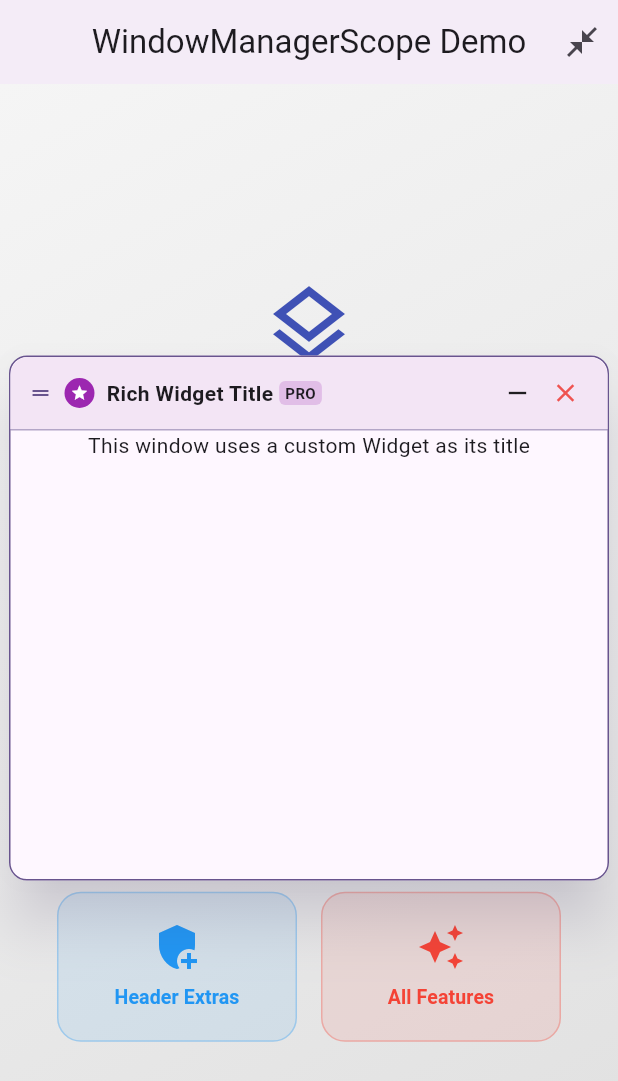
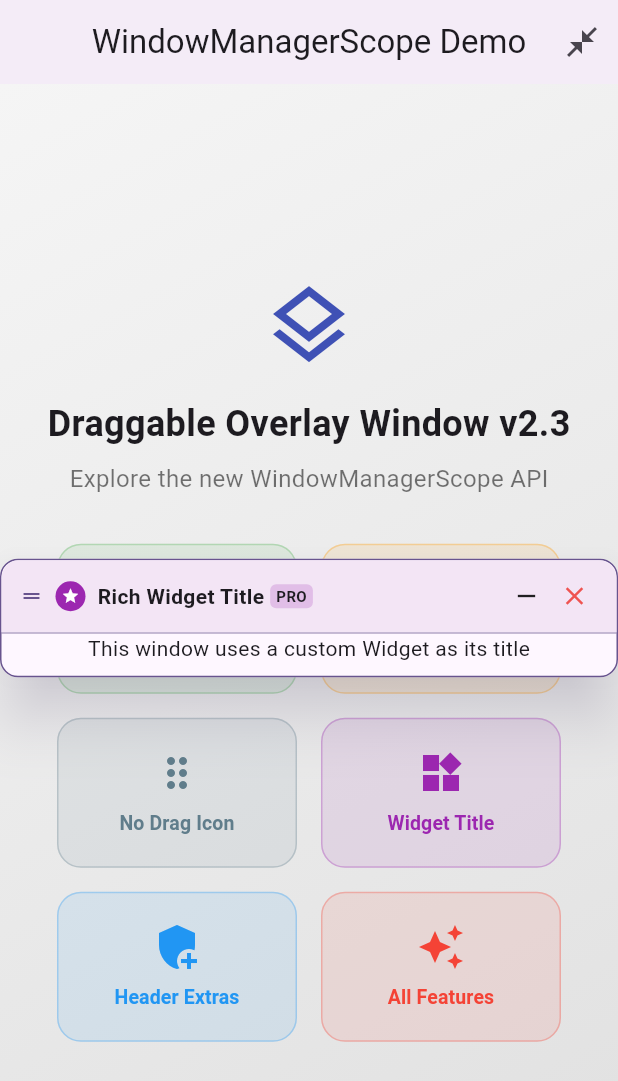
Before and after one commit to matteoberla/draggable_overlay_window, a Flutter app: the DemoPage screen opened directly, after a tap on "Widget Title", on a phone screen of 412 x 824 dp. Shown: the top 1081 px of the screen. Run offline on Flutter 3.47's test engine with Material 3 defaults, Android fonts, the light colour scheme and no system bars.

Commit message:
feat: allow window size to wrap content by making initialWidth/Height nullable and adding automatic centering support

```diff
--- a/lib/draggable_overlay_window.dart
+++ b/lib/draggable_overlay_window.dart
@@ -197,11 +197,11 @@ class DraggableWindowConfig {
   /// Maximum height of the window (null = no limit)
   final double? maxHeight;
 
-  /// Initial width of the window
-  final double initialWidth;
-
-  /// Initial height of the window
-  final double initialHeight;
+  /// Initial width of the window (null = follow content)
+  final double? initialWidth;
+
+  /// Initial height of the window (null = follow content)
+  final double? initialHeight;
 
   /// Function to calculate width based on screen width (overrides initialWidth)
   final double Function(double screenWidth)? widthCalculator;
@@ -253,12 +253,12 @@ class DraggableWindowConfig {
     this.contentPadding = const EdgeInsets.only(bottom: 8),
     this.resizable = true,
     this.resizeHandleSize = 8.0,
-    this.minWidth = 200.0,
-    this.minHeight = 150.0,
+    this.minWidth = 0.0,
+    this.minHeight = 0.0,
     this.maxWidth,
     this.maxHeight,
-    this.initialWidth = 400.0,
-    this.initialHeight = 350.0,
+    this.initialWidth,
+    this.initialHeight,
     this.widthCalculator,
     this.heightCalculator,
     this.minimizeIcon = Icons.remove,
@@ -325,8 +325,8 @@ class DraggableWindowConfig {
     contentPadding: EdgeInsets.only(bottom: 4),
     minWidth: 150.0,
     minHeight: 100.0,
-    initialWidth: 300.0,
-    initialHeight: 250.0,
+    initialWidth: null,
+    initialHeight: null,
   );
 
   /// Creates a copy with modified values
@@ -437,7 +437,7 @@ class DraggableWindowController extends ChangeNotifier {
   /// Factory constructor
   /// If [tag] is provided and an instance already exists, it returns the existing one.
   factory DraggableWindowController({
-    Size initialSize = const Size(400, 350),
+    Size initialSize = Size.zero,
     Offset initialPosition = const Offset(-9999, -9999),
     String? tag,
   }) {
@@ -459,7 +459,7 @@ class DraggableWindowController extends ChangeNotifier {
   }
 
   DraggableWindowController._internal({
-    Size initialSize = const Size(400, 350),
+    Size initialSize = Size.zero,
     Offset initialPosition = const Offset(-9999, -9999),
     String? tag,
   })  : _size = initialSize,
@@ -671,7 +671,9 @@ class _DraggableOverlayWindowState extends State<DraggableOverlayWindow> {
   late Offset _currentPosition;
   late Size _currentSize;
   bool _isPositionInitialized = false;
+  bool _isReady = false;
   final WindowManager _windowManager = WindowManager();
+  final GlobalKey _containerKey = GlobalKey();
 
   DraggableWindowController get _controller => widget.controller;
 
@@ -685,8 +687,28 @@ class _DraggableOverlayWindowState extends State<DraggableOverlayWindow> {
       _isPositionInitialized = true;
     } else {
       // Temporary fallback until build() can calculate center or use default
-      _currentPosition = const Offset(50, 50);
       _isPositionInitialized = false;
+    }
+
+    if (!_isPositionInitialized && widget.config.centerInitialPosition) {
+      WidgetsBinding.instance
+          .addPostFrameCallback((_) => _captureInitialCenteredPosition());
+    } else {
+      // Even if not centering, if size is zero (intrinsic), capture it
+      WidgetsBinding.instance.addPostFrameCallback((_) {
+        if (!mounted) return;
+        final box =
+            _containerKey.currentContext?.findRenderObject() as RenderBox?;
+        if (box != null && box.hasSize) {
+          setState(() {
+            _currentSize = box.size;
+            _isReady = true;
+          });
+          _controller.setInitialState(size: box.size);
+        } else {
+          setState(() => _isReady = true);
+        }
+      });
     }
     _controller.addListener(_onControllerChanged);
     _windowManager.addListener(_onWindowManagerChanged);
@@ -695,6 +717,31 @@ class _DraggableOverlayWindowState extends State<DraggableOverlayWindow> {
     if (_controller.isVisible) {
       _windowManager.registerWindow(_controller.windowId,
           tag: _controller._tag);
+    }
+  }
+
+  void _captureInitialCenteredPosition() {
+    if (!mounted || _isPositionInitialized) return;
+
+    final box = _containerKey.currentContext?.findRenderObject() as RenderBox?;
+    if (box != null && box.hasSize) {
+      final screenSize = MediaQuery.of(context).size;
+      final actualSize = box.size;
+
+      final centerX = (screenSize.width - actualSize.width) / 2;
+      final centerY = (screenSize.height - actualSize.height) / 2;
+      final centerPosition = Offset(centerX, centerY);
+
+      setState(() {
+        _currentPosition = centerPosition;
+        _currentSize = actualSize;
+        _isPositionInitialized = true;
+        _isReady = true;
+      });
+
+      _controller.setInitialState(position: centerPosition, size: actualSize);
+    } else {
+      setState(() => _isReady = true);
     }
   }
 
@@ -705,21 +752,25 @@ class _DraggableOverlayWindowState extends State<DraggableOverlayWindow> {
       initialSize = _controller.size;
     } else {
       initialSize = Size(
-        widget.config.initialWidth,
-        widget.config.initialHeight,
+        widget.config.initialWidth ?? 0,
+        widget.config.initialHeight ?? 0,
       );
     }
 
     // Apply constraints
     _currentSize = Size(
-      initialSize.width.clamp(
+      initialSize.width > 0
+          ? initialSize.width.clamp(
               widget.config.minWidth,
               widget.config.maxWidth ?? double.infinity,
-      ),
-      initialSize.height.clamp(
+            )
+          : 0,
+      initialSize.height > 0
+          ? initialSize.height.clamp(
               widget.config.minHeight,
               widget.config.maxHeight ?? double.infinity,
-      ),
+            )
+          : 0,
     );
 
     _controller.setInitialState(size: _currentSize);
@@ -739,14 +790,18 @@ class _DraggableOverlayWindowState extends State<DraggableOverlayWindow> {
         _currentPosition = _controller.position;
         // Clamp size from controller
         _currentSize = Size(
-          _controller.size.width.clamp(
+          _controller.size.width > 0
+              ? _controller.size.width.clamp(
                   widget.config.minWidth,
                   widget.config.maxWidth ?? double.infinity,
-          ),
-          _controller.size.height.clamp(
+                )
+              : 0,
+          _controller.size.height > 0
+              ? _controller.size.height.clamp(
                   widget.config.minHeight,
                   widget.config.maxHeight ?? double.infinity,
-          ),
+                )
+              : 0,
         );
       });
     }
@@ -774,6 +829,18 @@ class _DraggableOverlayWindowState extends State<DraggableOverlayWindow> {
     return _currentSize.height;
   }
 
+  Size _getActualSize() {
+    if (_currentSize.width > 0 && _currentSize.height > 0) {
+      return _currentSize;
+    }
+    final RenderBox? box =
+        _containerKey.currentContext?.findRenderObject() as RenderBox?;
+    if (box != null && box.hasSize) {
+      return box.size;
+    }
+    return _currentSize; // Size.zero
+  }
+
   void _handleTap() {
     _controller.bringToFront();
     widget.onFocus?.call();
@@ -786,11 +853,12 @@ class _DraggableOverlayWindowState extends State<DraggableOverlayWindow> {
 
   void _handleDrag(DragUpdateDetails details) {
     final screenSize = MediaQuery.of(context).size;
-    final width = _calculateWidth(context);
-    // Usar minimizedHeight quando minimizado
+    final actualSize = _getActualSize();
+    final width = actualSize.width;
+    // Use minimizedHeight when minimized
     final height = _controller.isMinimized
         ? widget.config.minimizedHeight
-        : _calculateHeight(context);
+        : actualSize.height;
 
     final newPosition = Offset(
       (_currentPosition.dx + details.delta.dx).clamp(
@@ -818,6 +886,10 @@ class _DraggableOverlayWindowState extends State<DraggableOverlayWindow> {
     final dy = details.delta.dy;
 
     // Current position and size
+    if (_currentSize.width <= 0 || _currentSize.height <= 0) {
+      _currentSize = _getActualSize();
+    }
+
     double left = _currentPosition.dx;
     double top = _currentPosition.dy;
     double width = _currentSize.width;
@@ -974,34 +1046,11 @@ class _DraggableOverlayWindowState extends State<DraggableOverlayWindow> {
 
     final screenSize = MediaQuery.of(context).size;
 
-    // Initialize position to center if requested and not yet initialized
-    if (!_isPositionInitialized && widget.config.centerInitialPosition) {
-      final width = _calculateWidth(context).clamp(
-        widget.config.minWidth,
-        widget.config.maxWidth ?? double.infinity,
-      );
-      final height = _calculateHeight(context).clamp(
-        widget.config.minHeight,
-        widget.config.maxHeight ?? double.infinity,
-      );
-
-      _currentPosition = Offset(
-        (screenSize.width - width) / 2,
-        (screenSize.height - height) / 2,
-      );
-      _controller.setInitialState(position: _currentPosition);
-      _isPositionInitialized = true;
-    } else if (!_isPositionInitialized) {
-      // If centering is disabled and not yet initialized, use default
-      _currentPosition = const Offset(50, 50);
-      _controller.setInitialState(position: _currentPosition);
-      _isPositionInitialized = true;
-    }
-
-    final width = _calculateWidth(context).clamp(
-      widget.config.minWidth,
-      widget.config.maxWidth ?? double.infinity,
-    );
+    // If centering is enabled but not yet initialized, use Align.center
+    final bool useInitialCentering =
+        !_isPositionInitialized && widget.config.centerInitialPosition;
+
+    final width = _calculateWidth(context);
     final isMinimized = _controller.isMinimized;
     final isFocused = _windowManager.isOnTop(_controller.windowId);
 
@@ -1009,10 +1058,7 @@ class _DraggableOverlayWindowState extends State<DraggableOverlayWindow> {
     // When expanded, respect minHeight and maxHeight
     final height = isMinimized
         ? widget.config.minimizedHeight
-        : _calculateHeight(context).clamp(
-            widget.config.minHeight,
-            widget.config.maxHeight ?? double.infinity,
-          );
+        : _calculateHeight(context);
 
     final theme = Theme.of(context);
     final config = widget.config;
@@ -1025,12 +1071,13 @@ class _DraggableOverlayWindowState extends State<DraggableOverlayWindow> {
         : (config.borderColor ?? Colors.grey.shade300);
     final elevation = isFocused ? config.focusedElevation : config.elevation;
 
-    // Use Align + Transform to avoid ParentData errors in the Stack
-    // and ensure the origin is (0,0) for the offset to work correctly
-    return Align(
-      alignment: Alignment.topLeft,
+    // Wrap in Opacity to hide the window while calculating initial intrinsic size
+    return Opacity(
+      opacity: _isReady ? 1.0 : 0.0,
+      child: Align(
+        alignment: useInitialCentering ? Alignment.center : Alignment.topLeft,
         child: Transform.translate(
-        offset: _currentPosition,
+        offset: useInitialCentering ? Offset.zero : _currentPosition,
         child: GestureDetector(
           onTap: _handleTap,
           child: Material(
@@ -1040,8 +1087,15 @@ class _DraggableOverlayWindowState extends State<DraggableOverlayWindow> {
                 ? theme.colorScheme.primary.withValues(alpha: 0.3)
                 : null,
             child: Container(
-              width: width,
-              height: height,
+              key: _containerKey,
+              constraints: BoxConstraints(
+                minWidth: config.minWidth,
+                minHeight: isMinimized ? height : config.minHeight,
+                maxWidth: config.maxWidth ?? double.infinity,
+                maxHeight: isMinimized ? height : (config.maxHeight ?? double.infinity),
+              ),
+              width: isMinimized ? width : (width > 0 ? width : null),
+              height: isMinimized ? height : (height > 0 ? height : null),
               decoration: BoxDecoration(
                 color: backgroundColor,
                 borderRadius: borderRadius,
@@ -1066,16 +1120,14 @@ class _DraggableOverlayWindowState extends State<DraggableOverlayWindow> {
                 children: [
                   // Main content
                   Column(
-                    mainAxisSize: MainAxisSize.max,
+                    mainAxisSize: height > 0 ? MainAxisSize.max : MainAxisSize.min,
                     children: [
                       // When minimized, the header should expand to fill the space
                       if (isMinimized)
-                        Expanded(
-                          child: _buildHeader(
+                        _buildHeader(
                           context,
                           isFocused,
                           expandHeight: true,
-                          ),
                         )
                       else ...[
                         _buildHeader(context, isFocused, expandHeight: false),
@@ -1086,24 +1138,11 @@ class _DraggableOverlayWindowState extends State<DraggableOverlayWindow> {
                             color: config.dividerColor ??
                                 borderColor.withValues(alpha: 0.5),
                           ),
-                        Expanded(
-                          child: ClipRRect(
-                            borderRadius: BorderRadius.vertical(
-                              bottom: Radius.circular(config.borderRadius),
-                            ),
-                            child: RepaintBoundary(
-                              child: config.enableScrolling
-                                  ? SingleChildScrollView(
-                                      padding: config.contentPadding,
-                                      child: widget.content,
+                        height > 0
+                            ? Expanded(
+                                child: _buildContent(config),
                               )
-                                  : Padding(
-                                      padding: config.contentPadding,
-                                      child: widget.content,
-                                    ),
-                            ),
-                          ),
-                        ),
+                            : _buildContent(config),
                       ],
                     ],
                   ),
@@ -1112,6 +1151,7 @@ class _DraggableOverlayWindowState extends State<DraggableOverlayWindow> {
                   if (!isMinimized && config.resizable)
                     ..._buildResizeHandles(),
                 ],
+              ),
             ),
           ),
         ),
@@ -1216,6 +1256,25 @@ class _DraggableOverlayWindowState extends State<DraggableOverlayWindow> {
         ),
       ),
     ];
+  }
+
+  Widget _buildContent(DraggableWindowConfig config) {
+    return ClipRRect(
+      borderRadius: BorderRadius.vertical(
+        bottom: Radius.circular(config.borderRadius),
+      ),
+      child: RepaintBoundary(
+        child: config.enableScrolling
+            ? SingleChildScrollView(
+                padding: config.contentPadding,
+                child: widget.content,
+              )
+            : Padding(
+                padding: config.contentPadding,
+                child: widget.content,
+              ),
+      ),
+    );
   }
 
   Widget _buildResizeHandle(_ResizeDirection direction, MouseCursor cursor) {
@@ -1247,6 +1306,7 @@ class _DraggableOverlayWindowState extends State<DraggableOverlayWindow> {
     final theme = Theme.of(context);
     final isMinimized = _controller.isMinimized;
     final config = widget.config;
+    final width = _calculateWidth(context);
 
     final headerColor = config.headerBackgroundColor ??
         (isFocused
@@ -1280,18 +1340,21 @@ class _DraggableOverlayWindowState extends State<DraggableOverlayWindow> {
             widget.config.customHeader?.call(isMinimized) ??
             (isMinimized
                 ? _buildMinimizedHeader(theme, isFocused)
-                : _buildExpandedHeader(theme, isFocused)),
+                : _buildExpandedHeader(theme, isFocused, width > 0)),
       ),
     );
   }
 
   Widget _buildMinimizedHeader(ThemeData theme, bool isFocused) {
+    final width = _calculateWidth(context);
+    final isFixedSize = width > 0;
     final defaultIconColor = isFocused ? theme.colorScheme.primary : null;
     final iconColor = widget.config.headerIconColor ?? defaultIconColor;
     final buttonsColor = widget.config.headerButtonsColor ?? iconColor;
     final lang = widget.config.language;
 
     return Row(
+      mainAxisSize: isFixedSize ? MainAxisSize.max : MainAxisSize.min,
       children: [
         if (widget.config.showDragHandle)
           Icon(widget.config.dragHandleIcon, size: 14, color: iconColor),
@@ -1305,8 +1368,11 @@ class _DraggableOverlayWindowState extends State<DraggableOverlayWindow> {
         ],
         if (widget.titleWidget != null || widget.title != null) ...[
           const SizedBox(width: 6),
-          Expanded(child: _buildTitleWidget(theme, isFocused, true)),
-        ] else
+          if (isFixedSize)
+            Expanded(child: _buildTitleWidget(theme, isFocused, true))
+          else
+            _buildTitleWidget(theme, isFocused, true),
+        ] else if (isFixedSize)
           const Spacer(),
         const SizedBox(width: 4),
         _buildHeaderButton(
@@ -1337,12 +1403,13 @@ class _DraggableOverlayWindowState extends State<DraggableOverlayWindow> {
     );
   }
 
-  Widget _buildExpandedHeader(ThemeData theme, bool isFocused) {
+  Widget _buildExpandedHeader(ThemeData theme, bool isFocused, bool isFixedSize) {
     final defaultIconColor = isFocused ? theme.colorScheme.primary : null;
     final iconColor = widget.config.headerIconColor ?? defaultIconColor;
     final lang = widget.config.language;
 
     return Row(
+      mainAxisSize: isFixedSize ? MainAxisSize.max : MainAxisSize.min,
       children: [
         if (widget.config.showDragHandle)
           Icon(widget.config.dragHandleIcon, size: 16, color: iconColor),
@@ -1356,8 +1423,11 @@ class _DraggableOverlayWindowState extends State<DraggableOverlayWindow> {
         ],
         if (widget.titleWidget != null || widget.title != null) ...[
           const SizedBox(width: 8),
-          Expanded(child: _buildTitleWidget(theme, isFocused, false)),
-        ] else
+          if (isFixedSize)
+            Expanded(child: _buildTitleWidget(theme, isFocused, false))
+          else
+            _buildTitleWidget(theme, isFocused, false),
+        ] else if (isFixedSize)
           const Spacer(),
         if (widget.headerActions != null) ...[
           widget.headerActions!,
--- a/lib/src/window_manager_scope.dart
+++ b/lib/src/window_manager_scope.dart
@@ -196,8 +196,8 @@ class _WindowManagerScopeState extends State<WindowManagerScope> {
     final controller = DraggableWindowController(
       initialSize: initialSize ??
           Size(
-            config?.initialWidth ?? widget.defaultConfig.initialWidth,
-            config?.initialHeight ?? widget.defaultConfig.initialHeight,
+            config?.initialWidth ?? widget.defaultConfig.initialWidth ?? 0,
+            config?.initialHeight ?? widget.defaultConfig.initialHeight ?? 0,
           ),
       initialPosition: initialPosition ?? const Offset(-9999, -9999),
       tag: unique ? id : null,
```
Also changed, not shown: example/lib/main_features.dart (+21 -53 lines). Lines whose indentation alone changed are shown as unchanged.
